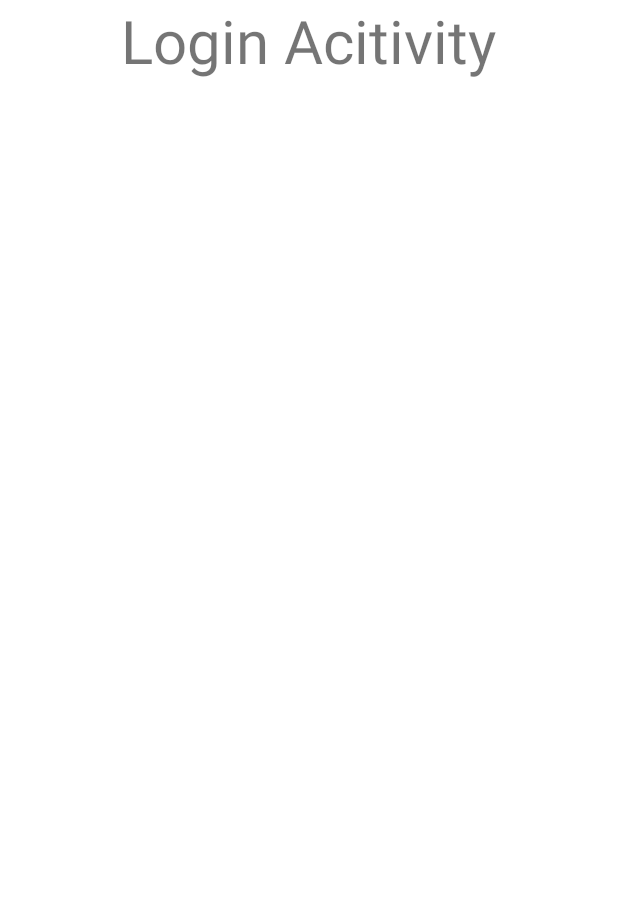
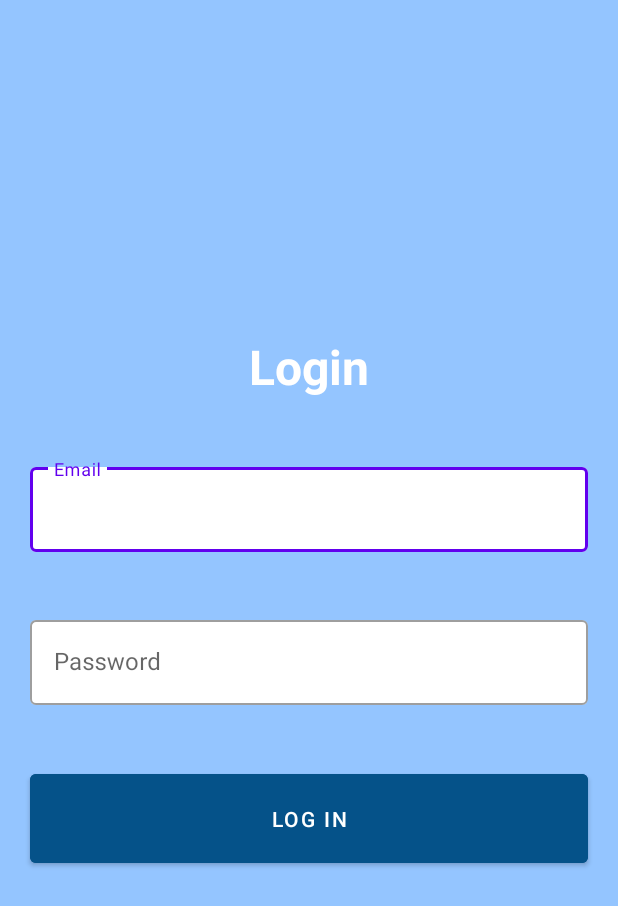
Before and after one commit to MirzaG9498/DroidAssist, an Android app: the LoginActivity screen opened directly, with no data from a screen before it, on a phone screen of 412 x 824 dp. Shown: the top 906 px of the screen. Run offline under Robolectric (Android 15) with nearby library versions, the phone set to English and light mode, and no system bars; our stand-ins replace Firebase (no records; nobody signed in at launch, a user with empty details on screens opened directly).

Commit message:
Sign Up and Login Working

```diff
--- a/app/src/main/AndroidManifest.xml
+++ b/app/src/main/AndroidManifest.xml
@@ -9,7 +9,8 @@
         android:roundIcon="@mipmap/ic_launcher_round"
         android:supportsRtl="true"
         android:theme="@style/Theme.DroidAssist">
-        <activity android:name=".LoginActivity"></activity>
+        <activity android:name=".HomeActivity"></activity>
+        <activity android:name=".LoginActivity" />
         <activity android:name=".SignUpActivity" />
         <activity android:name=".SplashActivity">
             <intent-filter>
--- a/app/src/main/java/com/example/droidassist/LoginActivity.kt
+++ b/app/src/main/java/com/example/droidassist/LoginActivity.kt
@@ -1,17 +1,50 @@
 package com.example.droidassist
 
+import android.content.Intent
 import androidx.appcompat.app.AppCompatActivity
 import android.os.Bundle
-import android.widget.TextView
+import android.text.TextUtils
+import android.widget.Button
+import android.widget.Toast
+import com.google.android.material.textfield.TextInputLayout
+import com.google.firebase.auth.FirebaseAuth
 
 class LoginActivity : AppCompatActivity() {
+    private var auth: FirebaseAuth = FirebaseAuth.getInstance()
+
     override fun onCreate(savedInstanceState: Bundle?) {
         super.onCreate(savedInstanceState)
         setContentView(R.layout.activity_login)
 
-        val loginText: TextView = findViewById(R.id.loginText)
-        val intent = intent.getStringExtra("Zaheer")
-        loginText.text = intent
 
+        val emailTextField: TextInputLayout = findViewById(R.id.etLoginEmail)
+        val passwordTextField: TextInputLayout = findViewById(R.id.etLoginPassword)
+
+        val loginButton: Button = findViewById(R.id.btnLogin)
+
+        loginButton.setOnClickListener {
+            val email = emailTextField.editText?.text.toString()
+            val password = passwordTextField.editText?.text.toString()
+
+            if (TextUtils.isEmpty(email) || TextUtils.isEmpty(password)) {
+                Toast.makeText(this, "Credentials Cannot be empty", Toast.LENGTH_LONG).show()
+                return@setOnClickListener
+            }
+
+            auth.signInWithEmailAndPassword(email, password)
+                .addOnCompleteListener { task ->
+                    if (task.isSuccessful) {
+                        Toast.makeText(this, "Logged In Successfully", Toast.LENGTH_LONG).show()
+                        val intent = Intent(this,HomeActivity::class.java)
+                        startActivity(intent)
+                    } else {
+                        Toast.makeText(
+                            this,
+                            "Something went wrong ${task.exception?.message}",
+                            Toast.LENGTH_LONG
+                        ).show()
+                    }
+                }
+        }
     }
 }
--- a/app/src/main/java/com/example/droidassist/SplashActivity.kt
+++ b/app/src/main/java/com/example/droidassist/SplashActivity.kt
@@ -10,8 +10,8 @@ class SplashActivity : AppCompatActivity() {
         super.onCreate(savedInstanceState)
         setContentView(R.layout.activity_splash)
 
-        val signupButton: Button = findViewById(R.id.btnSignUp)
-        val loginButton: Button = findViewById(R.id.btnLogin)
+        val signupButton: Button = findViewById(R.id.btnGoToSignUp)
+        val loginButton: Button = findViewById(R.id.btnGoToLogin)
 
         signupButton.setOnClickListener {
             val intent = Intent(this, SignUpActivity::class.java)
--- a/app/src/main/res/layout/activity_login.xml
+++ b/app/src/main/res/layout/activity_login.xml
@@ -4,27 +4,69 @@
     xmlns:tools="http://schemas.android.com/tools"
     android:layout_width="match_parent"
     android:layout_height="match_parent"
+    android:background="@color/primary"
     tools:context=".LoginActivity">
 
     <LinearLayout
         android:layout_width="match_parent"
         android:orientation="vertical"
+        android:gravity="center"
         android:layout_height="match_parent">
 
         <TextView
             android:layout_width="wrap_content"
             android:layout_height="wrap_content"
-            android:textSize="40sp"
+            android:textStyle="bold"
+            android:textSize="32sp"
+            android:layout_marginBottom="20dp"
+            android:textColor="@color/white"
+            android:text="Login"/>
+
+
+        <com.google.android.material.textfield.TextInputLayout
+            android:id="@+id/etLoginEmail"
+            android:layout_width="match_parent"
+            android:layout_height="wrap_content"
+            android:layout_margin="20dp"
+            app:boxBackgroundColor="@color/white"
+            android:hint="Email"
+            style="@style/Widget.MaterialComponents.TextInputLayout.OutlinedBox">
+
+            <com.google.android.material.textfield.TextInputEditText
+                android:layout_width="match_parent"
+                android:layout_height="wrap_content"
+                android:inputType="textEmailAddress"
+                />
+
+        </com.google.android.material.textfield.TextInputLayout>
+
+        <com.google.android.material.textfield.TextInputLayout
+            android:id="@+id/etLoginPassword"
+            android:layout_width="match_parent"
+            android:layout_height="wrap_content"
+            android:layout_margin="20dp"
+            app:boxBackgroundColor="@color/white"
+            android:hint="Password"
+            style="@style/Widget.MaterialComponents.TextInputLayout.OutlinedBox">
+
+            <com.google.android.material.textfield.TextInputEditText
+                android:layout_width="match_parent"
+                android:layout_height="wrap_content"
+                android:inputType="textPassword"
+                />
+
+        </com.google.android.material.textfield.TextInputLayout>
+
+
+        <Button
+            android:id="@+id/btnLogin"
+            android:layout_width="match_parent"
+            android:layout_height="wrap_content"
             android:layout_gravity="center"
-            android:text="Login Acitivity"/>
-
-        <TextView
-            android:id="@+id/loginText"
-            android:layout_width="wrap_content"
-            android:text="Hello"
-            android:textSize="24sp"
-            android:layout_gravity="center"
-            android:layout_height="wrap_content"/>
+            android:layout_margin="20dp"
+            android:backgroundTint="@color/secondary"
+            android:padding="20dp"
+            android:text="Log In"/>
 
     </LinearLayout>
 
--- a/app/src/main/res/layout/activity_splash.xml
+++ b/app/src/main/res/layout/activity_splash.xml
@@ -28,7 +28,7 @@
             android:textColor="@color/black"
             android:textStyle="bold"
             android:textSize="32sp"
-            android:text="Droid Assist" />
+            android:text="DROID ASSIST" />
 
         <TextView
             android:layout_width="wrap_content"
@@ -47,7 +47,7 @@
             android:layout_height="wrap_content">
 
             <Button
-                android:id="@+id/btnSignUp"
+                android:id="@+id/btnGoToSignUp"
                 android:layout_width="200dp"
                 android:layout_marginTop="100dp"
                 android:layout_height="wrap_content"
@@ -62,7 +62,7 @@
                 android:text="Sign up" />
 
             <Button
-                android:id="@+id/btnLogin"
+                android:id="@+id/btnGoToLogin"
                 android:layout_width="200dp"
                 android:layout_marginTop="10dp"
                 android:layout_height="wrap_content"
--- a/build.gradle
+++ b/build.gradle
@@ -8,7 +8,7 @@ buildscript {
     dependencies {
         classpath "com.android.tools.build:gradle:4.2.1"
         classpath "org.jetbrains.kotlin:kotlin-gradle-plugin:$kotlin_version"
-
+        classpath 'com.google.gms:google-services:4.3.8'
         // NOTE: Do not place your application dependencies here; they belong
         // in the individual module build.gradle files
     }
```
Also changed, not shown: app/build.gradle (+16 -1 lines), app/src/main/java/com/example/droidassist/HomeActivity.kt (added, +56 -0 lines), app/src/main/java/com/example/droidassist/SignUpActivity.kt (+59 -8 lines), app/src/main/java/models/User.kt (added, +7 -0 lines), app/src/main/res/layout/activity_home.xml (added, +74 -0 lines), app/src/main/res/drawable/home_user_image.png (added), app/src/main/res/drawable/home_wave.png (added), app/src/main/res/drawable/splash_image_big.png (deleted), 1 other file.
